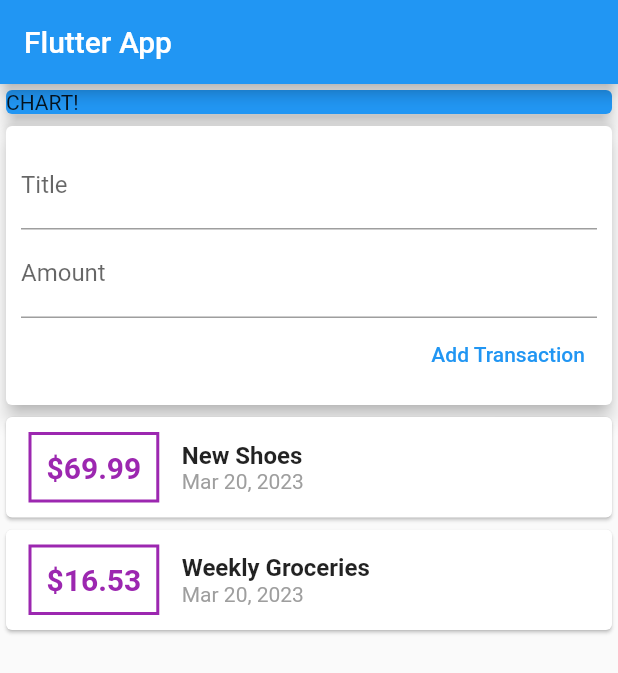
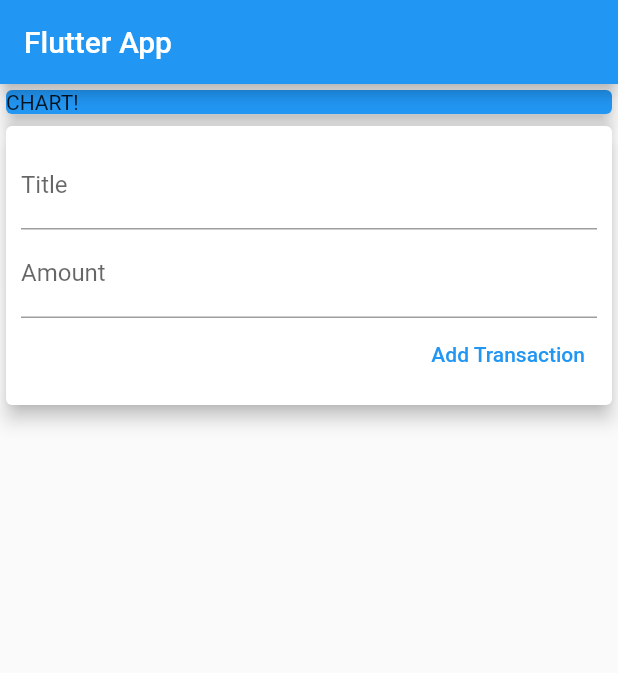
Before and after one commit to victorazangu/personal_expenses, a Flutter app: the screen it shows after launch, on a phone screen of 412 x 824 dp. Shown: the top 673 px of the screen. Run offline on Flutter 3.47's test engine with Material 2 defaults, Android fonts, the phone set to English and light mode, and no system bars.

Commit message:
list builder of transactions

```diff
--- a/lib/widgets/user_transactions.dart
+++ b/lib/widgets/user_transactions.dart
@@ -11,18 +11,18 @@ class UserTransactions extends StatefulWidget {
 
 class _UserTransactionsState extends State<UserTransactions> {
   final List<Transaction> _userTransactions = [
-    Transaction(
-      id: 't1',
-      title: 'New Shoes',
-      amount: 69.99,
-      date: DateTime.now(),
-    ),
-    Transaction(
-      id: 't2',
-      title: 'Weekly Groceries',
-      amount: 16.53,
-      date: DateTime.now(),
-    ),
+    // Transaction(
+    //   id: 't1',
+    //   title: 'New Shoes',
+    //   amount: 69.99,
+    //   date: DateTime.now(),
+    // ),
+    // Transaction(
+    //   id: 't2',
+    //   title: 'Weekly Groceries',
+    //   amount: 16.53,
+    //   date: DateTime.now(),
+    // ),
   ];
 
   void _addNewTransaction(String txTitle, double txAmount) {
```
